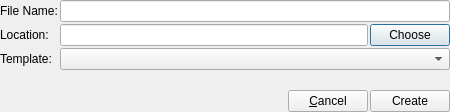
This is src/prymatex/gui/ui_files/newtemplate.ui in prymatex/prymatex as Qt 5 draws it before an edit. The edited form follows.
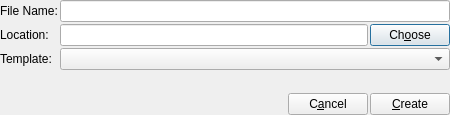
This is the edited form. Icons and pictures are not drawn.

Patch:
```diff
--- a/src/prymatex/gui/ui_files/newtemplate.ui
+++ b/src/prymatex/gui/ui_files/newtemplate.ui
@@ -10,7 +10,7 @@
     <x>0</x>
     <y>0</y>
     <width>450</width>
-    <height>112</height>
+    <height>115</height>
    </rect>
   </property>
   <property name="windowTitle">
@@ -47,7 +47,7 @@
        <item>
         <widget class="QPushButton" name="buttonChoose">
          <property name="text">
-          <string>Choose</string>
+          <string>Ch&amp;oose</string>
          </property>
         </widget>
        </item>
@@ -86,7 +86,7 @@
      <item>
       <widget class="QPushButton" name="buttonCancel">
        <property name="text">
-        <string>&amp;Cancel</string>
+        <string>C&amp;ancel</string>
        </property>
        <property name="icon">
         <iconset resource="../../res.qrc">
@@ -97,7 +97,7 @@
      <item>
       <widget class="QPushButton" name="buttonCreate">
        <property name="text">
-        <string>Create</string>
+        <string>&amp;Create</string>
        </property>
        <property name="icon">
         <iconset resource="../../res.qrc">
```
